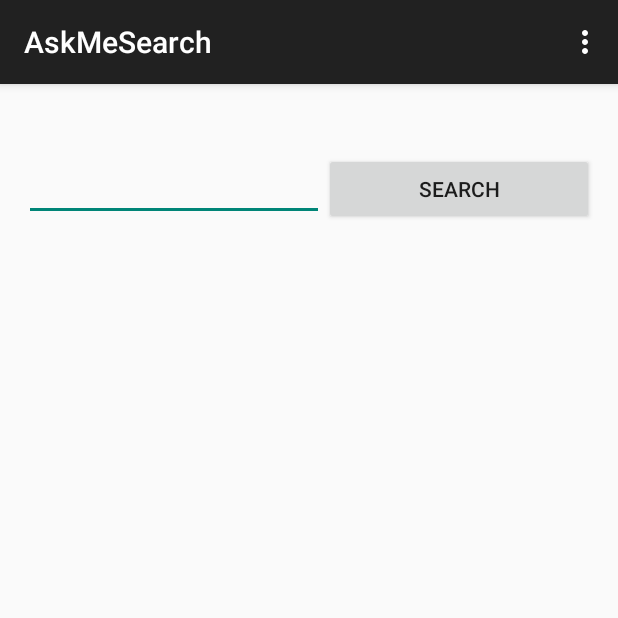
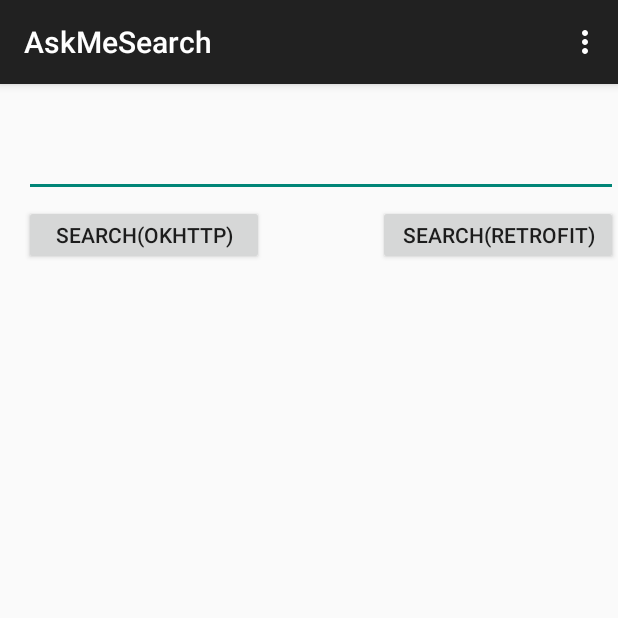
Before and after one commit to KrishHari/AskMeSearchRnD, an Android app: the screen it shows after launch (MainActivity), on a phone screen of 412 x 824 dp, the top half of it. Run offline under Robolectric (Android 15) with nearby library versions, the phone set to English and light mode, and no system bars.

Commit message:
commit for ui elements for retrofit and okhhtp search

```diff
--- a/app/build.gradle
+++ b/app/build.gradle
@@ -9,7 +9,7 @@ android {
         minSdkVersion 15
         targetSdkVersion 22
         versionCode 1
-        versionName "1.1"
+        versionName "1.0"
     }
     buildTypes {
         release {
--- a/app/src/main/res/layout/activity_main.xml
+++ b/app/src/main/res/layout/activity_main.xml
@@ -1,13 +1,13 @@
 <RelativeLayout xmlns:android="http://schemas.android.com/apk/res/android"
     xmlns:tools="http://schemas.android.com/tools" android:layout_width="match_parent"
     android:layout_height="match_parent" android:paddingLeft="@dimen/activity_horizontal_margin"
-    android:paddingRight="@dimen/activity_horizontal_margin"
-    android:paddingTop="@dimen/activity_vertical_margin"
+
+
     android:paddingBottom="@dimen/activity_vertical_margin" tools:context=".MainActivity">
 
 
     <EditText
-        android:layout_width="200dp"
+        android:layout_width="fill_parent"
         android:layout_height="wrap_content"
         android:id="@+id/searchText"
         android:layout_alignParentTop="true"
@@ -16,18 +16,27 @@
         android:layout_marginTop="30dp" />
 
     <Button
-        style="?android:attr/buttonStyleSmall"
-        android:layout_width="wrap_content"
-        android:layout_height="wrap_content"
-        android:layout_marginTop="30dp"
+        android:layout_width="160dp"
+        android:layout_height="40dp"
+        android:layout_marginTop="5dp"
         android:text="@string/submit_button_text"
         android:id="@+id/searchButton"
-        android:layout_toRightOf="@+id/searchText"
+        android:layout_alignParentLeft="true"
+        android:layout_below="@+id/searchText" />
+    <Button
+        android:layout_width="160dp"
+        android:layout_height="40dp"
+        android:layout_marginTop="5dp"
+        android:text="@string/search_retro"
+        android:id="@+id/searchButtonRetrofit"
+        android:layout_below="@+id/searchText"
         android:layout_alignParentRight="true"
-        android:layout_alignParentEnd="true" />
+
+ />
 
     <ListView
-        android:layout_below="@+id/searchButton"
+        android:layout_below="@+id/searchButtonRetrofit"
+        android:layout_marginTop="5dp"
         android:id="@+id/deals_listview"
         android:layout_width="match_parent"
         android:layout_height="wrap_content"></ListView>
--- a/app/src/main/res/values/strings.xml
+++ b/app/src/main/res/values/strings.xml
@@ -3,9 +3,10 @@
 
     <string name="hello_world">Hello world!</string>
     <string name="action_settings">Settings</string>
-    <string name="submit_button_text">Search</string>
+    <string name="submit_button_text">Search(okhttp)</string>
     <string name="mobile_text">Mobile</string>
     <string name="company_name">Company</string>
     <string name="category_name">Category</string>
     <string name="address_text">Address</string>
+    <string name="search_retro">Search(retrofit)</string>
 </resources>
```
